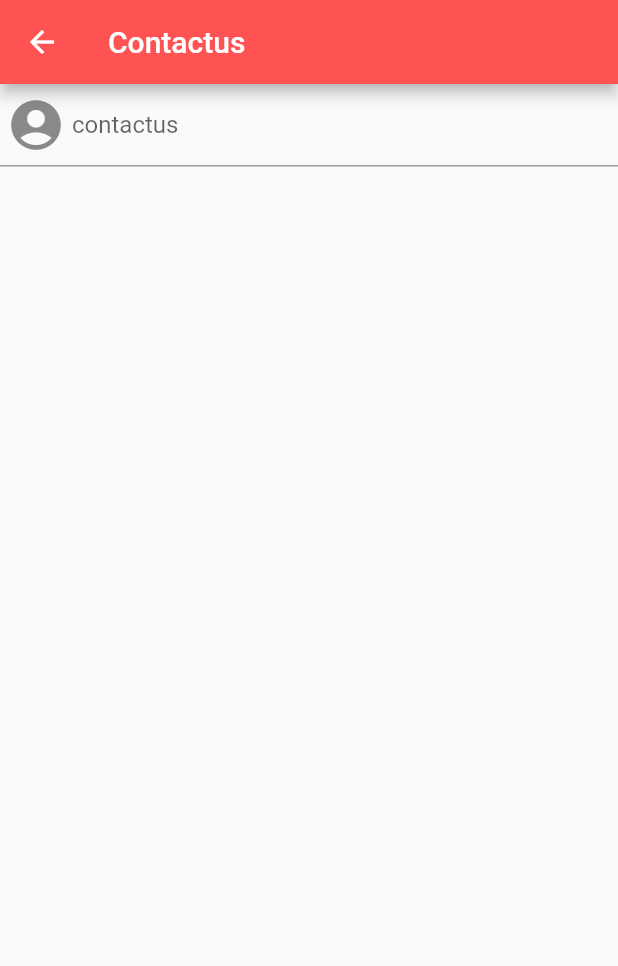
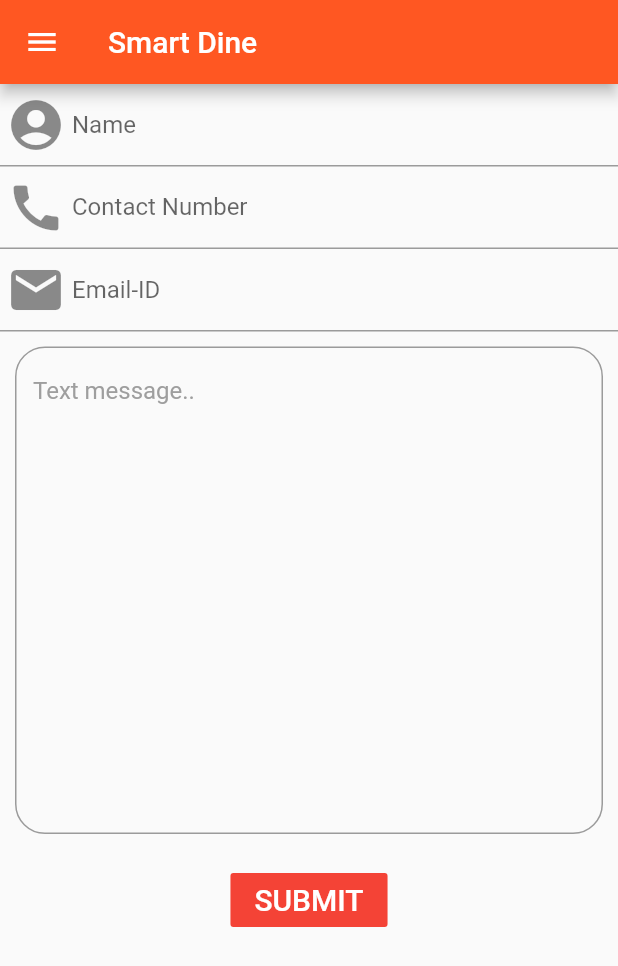
Before and after one commit to mgulati43/fluttercustomer, a Flutter app: the Contactus screen opened directly, on a phone screen of 412 x 824 dp. Shown: the top 966 px of the screen. Run offline on Flutter 3.47's test engine with Material 2 defaults, Android fonts, the phone set to English and light mode, and no system bars; our stand-ins replace circular_countdown_timer, fluttertoast, pinput, rflutter_alert, shared_preferences; accounts and stored records are empty.

Commit message:
Whole host of changes and polishing

```diff
--- a/lib/AddMore.dart
+++ b/lib/AddMore.dart
@@ -341,6 +341,7 @@
   @override
   Widget build(BuildContext context) {
     return MaterialApp(
+      debugShowCheckedModeBanner: false,
       home: Scaffold(
         drawer: SideBar(),
         appBar: AppBar(
--- a/lib/Contactus.dart
+++ b/lib/Contactus.dart
@@ -1,4 +1,9 @@
+import 'dart:convert';
 import 'package:flutter/material.dart';
+import 'package:http/http.dart' as http;
+import 'package:shared_preferences/shared_preferences.dart';
+import 'sideBar.dart';
+
 
 class Contactus extends StatefulWidget {
   @override
@@ -9,20 +14,115 @@
   @override
   Widget build(BuildContext context) {
     return Scaffold(
+        drawer: SideBar(),
         appBar: AppBar(
-          backgroundColor: Colors.redAccent,
-          title: Text("Contactus"),
+          backgroundColor: Colors.deepOrange,
+          title: Text("Smart Dine"),
+          iconTheme: IconThemeData(color: Colors.white),
         ),
         body: Column(children: [
         TextFormField(
         decoration: InputDecoration(
         hintText: 'Enter your name',
-          labelText: 'contactus',
+          labelText: 'Name',
           prefixIcon: Icon(Icons.account_circle_rounded,size: 40),
           contentPadding: EdgeInsets.fromLTRB(20.0, 10.0, 20.0, 10.0),
         ),
 
     ),
+
+          TextFormField(
+            decoration: InputDecoration(
+              hintText: 'Enter your number',
+              labelText: 'Contact Number',
+              prefixIcon: Icon(Icons.call,size: 40),
+              contentPadding: EdgeInsets.fromLTRB(20.0, 10.0, 20.0, 10.0),
+            ),
+
+          ),
+          TextFormField(
+            decoration: InputDecoration(
+              hintText: 'info@gmail.com',
+              labelText: 'Email-ID',
+              prefixIcon: Icon(Icons.email,size: 40),
+              contentPadding: EdgeInsets.fromLTRB(20.0, 10.0, 20.0, 10.0),
+            ),
+
+          ),
+
+          Padding(
+            padding: EdgeInsets.all(10.0),
+            child: TextFormField(
+              minLines: 15,
+              maxLines: 15,
+              keyboardType: TextInputType.multiline,
+              decoration: InputDecoration(
+                hintText: 'Text message..',
+                hintStyle: TextStyle(color:
+                Colors.grey),
+                border: OutlineInputBorder(
+                  borderRadius: BorderRadius.all(Radius.circular(20.0)),
+                ),
+              ),
+            ),
+          ),
+          Padding(
+            padding: EdgeInsets.all(10.0),
+            child: Container(
+              child: FlatButton(
+                child: Text('SUBMIT',style: TextStyle(fontSize: 20),),
+                color: Colors.red,
+                textColor: Colors.white,
+                onPressed: () => _contactus(),
+              ),
+            ),
+          ),
         ]));
   }
-}
+
+
+  void _contactus() async {
+
+      //get device id for android device
+      SharedPreferences prefs = await SharedPreferences.getInstance();
+
+      //mobileno = prefs.getString('phone').toString();
+     // print('checking' + mobileno);
+      String decodedResponse = '';
+      String name;
+      //API call here for verifying otp
+      var urlSent = Uri.encodeFull(
+          'https://itwwvhter2.execute-api.ap-south-1.amazonaws.com/LATEST/oyly_demo/index.php/customer/Api/add_contact_detail_for_customer');
+      //map of string and object type used in http post
+      var map = new Map<String, dynamic>();
+      //get mobile number from phone textfield
+      map['mobile_no'] = '9899988817';
+      map['name'] = 'mayank';
+      map['email'] = 'mgulati43@gmail.com'; //otp here
+      map['message'] = 'fgdfgdddddddd';
+      var url = Uri.parse(urlSent);
+      var response;
+      //http request by encoding request in utf8 format and decoding in utf8 format
+      //content type application/x-www-form-urlencoded
+      try {
+        response = await http.post(url,
+            body: map,
+            headers: {"Content-Type": "application/x-www-form-urlencoded"},
+            encoding: Encoding.getByName("utf-8"));
+        decodedResponse = utf8.decode(response.bodyBytes);
+        //map of string and object type used for storing data coming from otp response
+        Map<String, dynamic> mapOtpResponse = jsonDecode(decodedResponse);
+        print('demo' + mapOtpResponse.toString());
+        //fetch message Response status ie invalid otp or valid otp
+        //String messageResponse = mapOtpResponse['data']['message'];
+        //if messageResponse is invalid otp display the message of invalid otp
+        //else proceed to homescreen
+
+
+
+      } catch (e) {
+        //Write exception statement here
+
+      }
+    }
+  }
--- a/lib/menu_header.dart
+++ b/lib/menu_header.dart
@@ -22,7 +22,7 @@
             decoration: BoxDecoration(
               shape: BoxShape.circle,
               image: DecorationImage(
-                image: AssetImage('logos/genericUserIcon.png'),
+                image: AssetImage('assets/userIcon.png'),
               ),
             ),
           ),
--- a/pubspec.yaml
+++ b/pubspec.yaml
@@ -28,14 +28,9 @@
   pinput: ^1.2.0
   http: any
   device_info: ^2.0.0
-  dio: ^4.0.0
   fluttertoast: ^8.0.6
   shared_preferences: ^2.0.5
   circular_countdown_timer: ^0.2.0
-  flutter_rating_bar: ^4.0.0
-  visibility_detector: ^0.1.5
-
-  sliding_up_panel: ^2.0.0+1
   rflutter_alert:
     git: git://github.com/RatelHub/rflutter_alert.git
 
```
Also changed, not shown: lib/AddToCart.dart (+27 -7 lines), lib/HomeScreen.dart (+2 -7 lines), lib/OtpScreen.dart (+7 -1 lines), lib/Profile.dart (+6 -2 lines), lib/RestaurantDetail.dart (+27 -25 lines), lib/sideBar.dart (+8 -8 lines), assets/userIcon.png (added).
